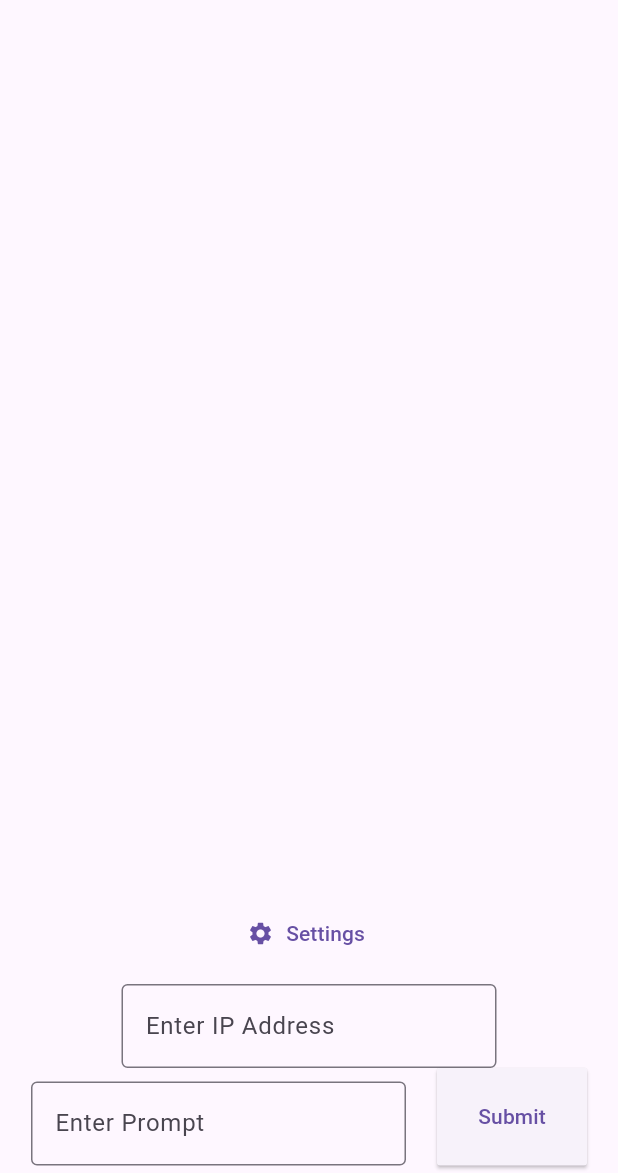
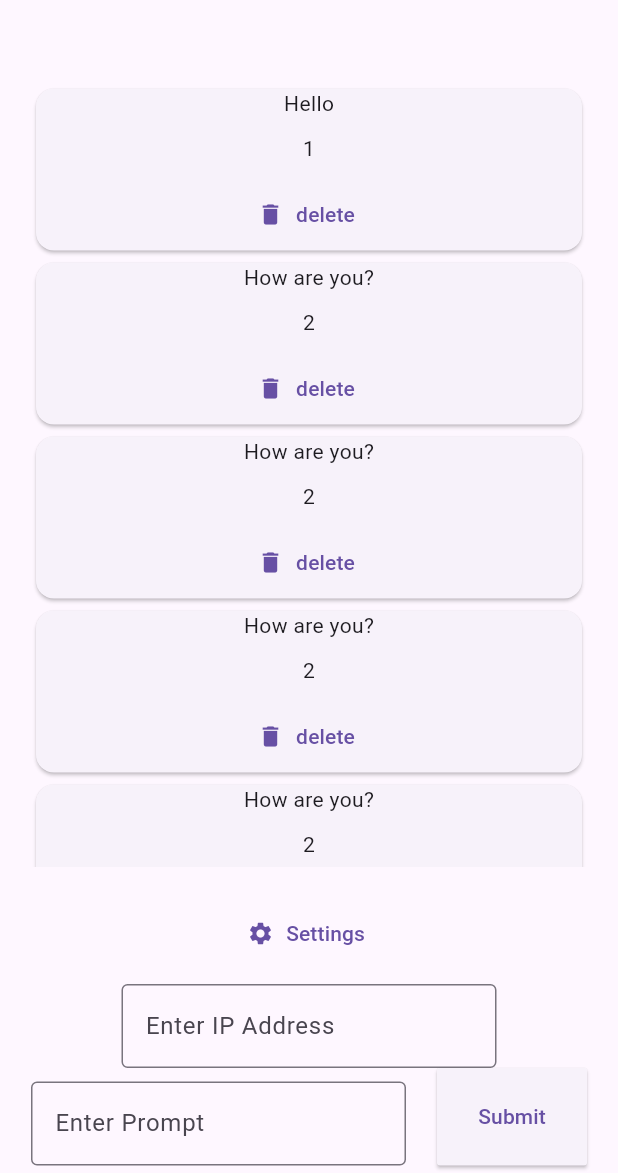
Before and after one commit to Blood-Pirouette/chibichat-flutter, a Flutter app: the screen it shows after launch, on a phone screen of 412 x 824 dp, the part 63-1236 px from its top. Run offline on Flutter 3.47's test engine with Material 3 defaults, Android fonts, the light colour scheme and no system bars.

Commit message:
Early implementation of listview

```diff
--- a/lib/pages/home.dart
+++ b/lib/pages/home.dart
@@ -4,6 +4,7 @@ import 'package:chibichat/message.dart';
 import 'package:chibichat/message_card.dart';
 import 'package:chibichat/services/api_class.dart';
 import 'package:chibichat/services/prompt_class.dart';
+import 'package:flutter/widgets.dart';
 import 'package:http/http.dart';
 
 class Home extends StatefulWidget {
@@ -22,6 +23,30 @@ class _HomeState extends State<Home> {
     Message(
       message: 'Hello',
       messageId: 1,
+    ),
+    Message(
+      message: 'How are you?',
+      messageId: 2,
+    ),
+    Message(
+      message: 'How are you?',
+      messageId: 2,
+    ),
+    Message(
+      message: 'How are you?',
+      messageId: 2,
+    ),
+    Message(
+      message: 'How are you?',
+      messageId: 2,
+    ),
+    Message(
+      message: 'How are you?',
+      messageId: 2,
+    ),
+    Message(
+      message: 'How are you?',
+      messageId: 2,
     ),
     Message(
       message: 'How are you?',
@@ -55,9 +80,10 @@ class _HomeState extends State<Home> {
           children: [
             /* Creates output of prompt */
             Text(output),
-
-            /* Creates messages from messagecard */
-            /*Column(
+            Expanded(
+              child: ListView(
+                shrinkWrap: true,
+                padding: const EdgeInsets.all(20.0),
                 children: responses
                     .map((response) => MessageCard(
                           delete: () {
@@ -68,8 +94,8 @@ class _HomeState extends State<Home> {
                           messageObject: response,
                         ))
                     .toList(),
-            ),*/
-
+              ),
+            ),
             const SizedBox(
               height: 20,
             ),
```
Lines whose indentation alone changed are shown as unchanged.
